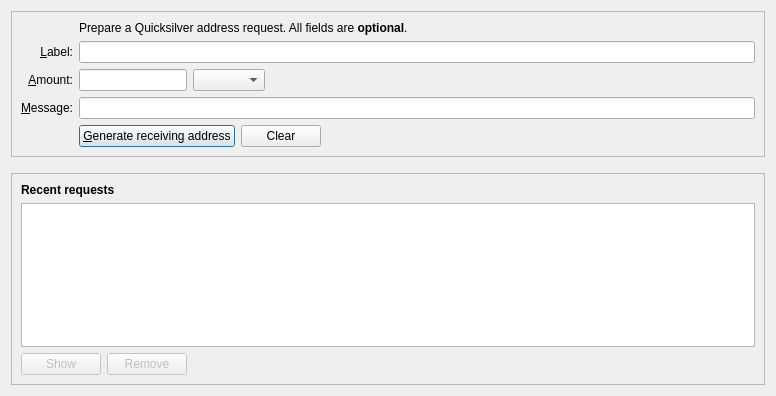
quicksilver-hg/quicksilver, file src/qt/forms/receivecoinsdialog.ui: the form before one commit.
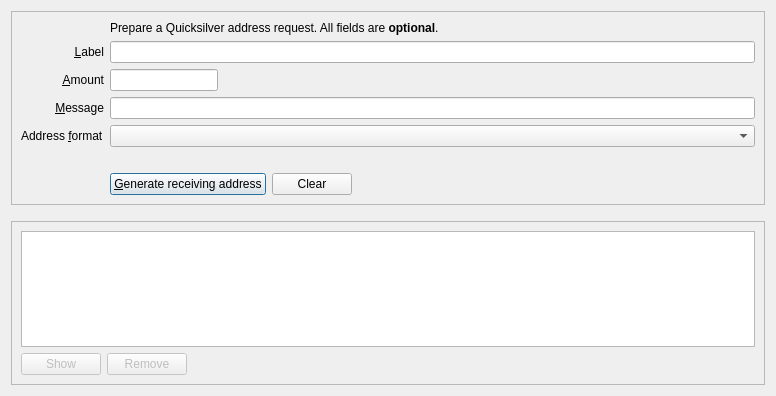
The form after the commit. Icons and pictures are not drawn. Custom widgets are drawn as their Qt base class.

```diff
--- a/src/qt/forms/receivecoinsdialog.ui
+++ b/src/qt/forms/receivecoinsdialog.ui
@@ -34,7 +34,7 @@
            <string>An optional amount to request. Leave this empty or zero to not request a specific amount.</string>
           </property>
           <property name="text">
-           <string>&amp;Amount:</string>
+           <string>&amp;Amount</string>
           </property>
           <property name="alignment">
            <set>Qt::AlignRight|Qt::AlignTrailing|Qt::AlignVCenter</set>
@@ -50,7 +50,7 @@
            <string>An optional note to attach to the address request. The note stays local and is not sent over the Quicksilver network.</string>
           </property>
           <property name="text">
-           <string>&amp;Message:</string>
+           <string>&amp;Message</string>
           </property>
           <property name="alignment">
            <set>Qt::AlignRight|Qt::AlignTrailing|Qt::AlignVCenter</set>
@@ -80,7 +80,7 @@
            <string>An optional label to associate with the new receiving address.</string>
           </property>
           <property name="text">
-           <string>&amp;Label:</string>
+           <string>&amp;Label</string>
           </property>
           <property name="alignment">
            <set>Qt::AlignRight|Qt::AlignTrailing|Qt::AlignVCenter</set>
@@ -97,7 +97,7 @@
           </property>
          </widget>
         </item>
-        <item row="7" column="2">
+        <item row="9" column="2">
          <layout class="QHBoxLayout" name="horizontalLayout">
           <item>
            <widget class="QPushButton" name="receiveButton">
@@ -167,6 +167,20 @@
           </property>
          </widget>
         </item>
+        <item row="7" column="0">
+         <widget class="QLabel" name="addressFormatLabel">
+          <property name="text"><string>Address &amp;format</string></property>
+          <property name="buddy"><cstring>addressType</cstring></property>
+         </widget>
+        </item>
+        <item row="7" column="2">
+         <widget class="QComboBox" name="addressType"/>
+        </item>
+        <item row="8" column="2">
+         <widget class="QLabel" name="addressFormatAdvice">
+          <property name="wordWrap"><bool>true</bool></property>
+         </widget>
+        </item>
         <item row="5" column="2">
          <layout class="QHBoxLayout" name="horizontalLayout_6">
           <item>
@@ -194,25 +208,6 @@
             </property>
            </widget>
           </item>
-          <item>
-           <widget class="QComboBox" name="addressType">
-            <property name="sizePolicy">
-             <sizepolicy hsizetype="Fixed" vsizetype="Fixed">
-              <horstretch>0</horstretch>
-              <verstretch>0</verstretch>
-             </sizepolicy>
-            </property>
-            <property name="maximumSize">
-             <size>
-              <width>1000</width>
-              <height>16777215</height>
-             </size>
-            </property>
-            <property name="focusPolicy">
-             <enum>Qt::StrongFocus</enum>
-            </property>
-           </widget>
-          </item>
           <item>
            <spacer name="horizontalSpacer_3">
             <property name="orientation">
@@ -261,19 +256,6 @@
       <enum>QFrame::Raised</enum>
      </property>
      <layout class="QVBoxLayout" name="verticalLayout_2">
-      <item>
-       <widget class="QLabel" name="recentRequestsHeading">
-        <property name="font">
-         <font>
-          <weight>75</weight>
-          <bold>true</bold>
-         </font>
-        </property>
-        <property name="text">
-         <string>Recent requests</string>
-        </property>
-       </widget>
-      </item>
       <item>
        <widget class="QTableView" name="recentRequestsView">
         <property name="contextMenuPolicy">
```
Left out of the diff: 2 changed lines with no effect on the pictures.
